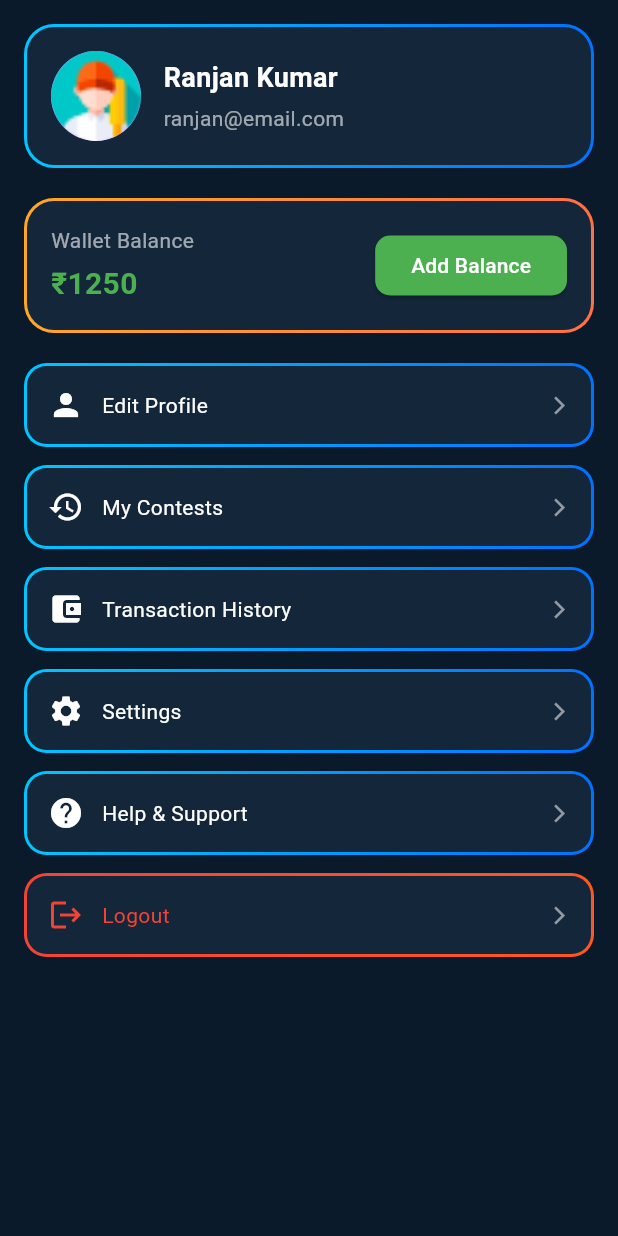
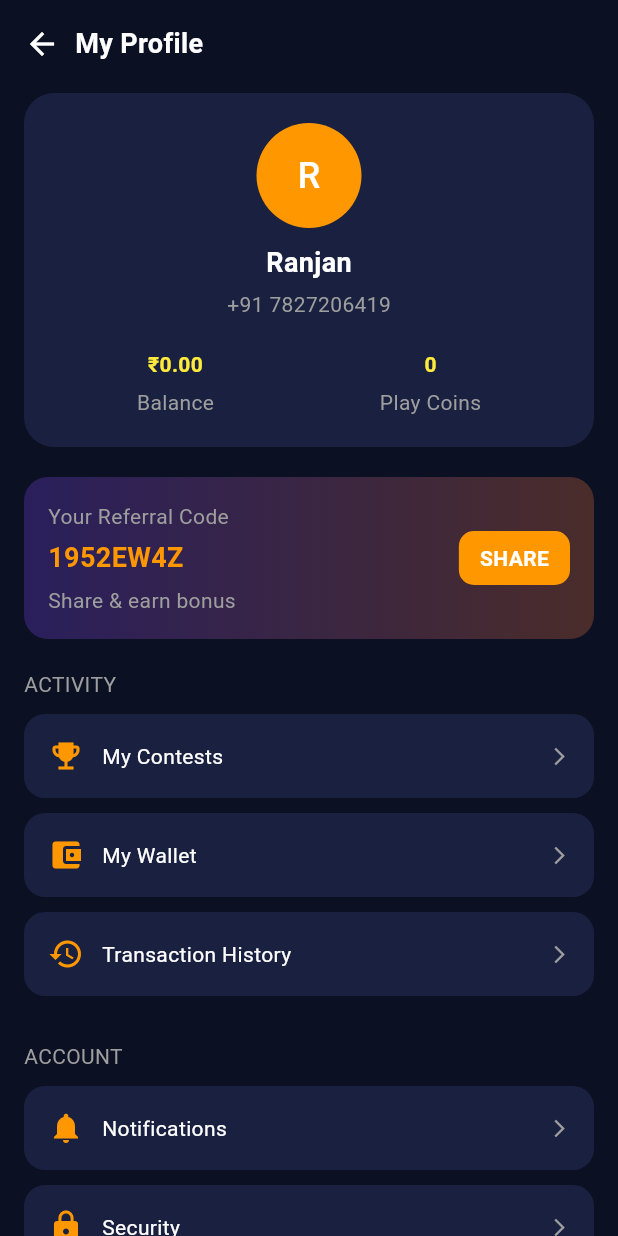
Before and after one commit to ranjan05291-app/khelo-bharat-android, a Flutter app: the ProfileScreen screen opened directly, on a phone screen of 412 x 824 dp. Run offline on Flutter 3.47's test engine with Material 3 defaults, Android fonts, the phone set to English and light mode, and no system bars; our stand-ins replace image_picker.

Commit message:
update profile screen same as prakshal edited

```diff
--- a/lib/UI/user_view/ProfileScreen.dart
+++ b/lib/UI/user_view/ProfileScreen.dart
@@ -1,134 +1,192 @@
 import 'package:flutter/material.dart';
-import 'package:ipl_app_flutter26/UI/user_view/LoginScreen.dart';
-// import 'login_page.dart'; // apna login page import karo
 
-class ProfileScreen extends StatefulWidget {
+class ProfileScreen extends StatelessWidget {
   const ProfileScreen({super.key});
-
-  @override
-  State<ProfileScreen> createState() => _ProfileScreenState();
-}
-
-class _ProfileScreenState extends State<ProfileScreen> {
-
-  String userName = "Ranjan Kumar";
-  String email = "ranjan@email.com";
-  int walletBalance = 1250;
 
   @override
   Widget build(BuildContext context) {
     return Scaffold(
-      backgroundColor: const Color(0xFF0B1A2A),
+      backgroundColor: const Color(0xFF0B1023),
       body: SafeArea(
+        child: SingleChildScrollView(
           child: Padding(
             padding: const EdgeInsets.all(16),
             child: Column(
-            children: [
-              /// PROFILE HEADER
-              Container(
-                padding: const EdgeInsets.all(2),
-                decoration: BoxDecoration(
-                  gradient: const LinearGradient(
-                    colors: [Color(0xFF00C6FF), Color(0xFF0072FF)],
-                  ),
-                  borderRadius: BorderRadius.circular(20),
-                ),
-                child: Container(
-                  padding: const EdgeInsets.all(16),
-                  decoration: BoxDecoration(
-                    color: const Color(0xFF13263A),
-                    borderRadius: BorderRadius.circular(18),
-                  ),
-                  child: Row(
-                    children: [
-                      const CircleAvatar(
-                        radius: 30,
-                        backgroundImage: AssetImage("assets/profile.png"),
-                      ),
-                      const SizedBox(width: 15),
-                      Column(
               crossAxisAlignment: CrossAxisAlignment.start,
               children: [
+
+                // 🔙 Top Bar
+                Row(
+                  children: const [
+                    Icon(Icons.arrow_back, color: Colors.white),
+                    SizedBox(width: 10),
                     Text(
-                            userName,
-                            style: const TextStyle(
+                      "My Profile",
+                      style: TextStyle(
                           color: Colors.white,
                           fontSize: 18,
                           fontWeight: FontWeight.bold),
+                    )
+                  ],
                 ),
-                          const SizedBox(height: 4),
-                          Text(
-                            email,
-                            style: const TextStyle(color: Colors.white60),
+
+                const SizedBox(height: 20),
+
+                // 👤 Profile Card
+                Container(
+                  padding: const EdgeInsets.all(20),
+                  decoration: BoxDecoration(
+                    borderRadius: BorderRadius.circular(20),
+                    color: const Color(0xFF1A2140),
+                  ),
+                  child: Column(
+                    children: [
+                      const CircleAvatar(
+                        radius: 35,
+                        backgroundColor: Colors.orange,
+                        child: Text("R",
+                            style:
+                            TextStyle(color: Colors.white, fontSize: 24)),
+                      ),
+                      const SizedBox(height: 10),
+                      const Text("Ranjan",
+                          style: TextStyle(
+                              color: Colors.white,
+                              fontSize: 18,
+                              fontWeight: FontWeight.bold)),
+                      const SizedBox(height: 5),
+                      const Text("+91 7827206419",
+                          style: TextStyle(color: Colors.grey)),
+
+                      const SizedBox(height: 20),
+
+                      Row(
+                        mainAxisAlignment: MainAxisAlignment.spaceAround,
+                        children: const [
+                          Column(
+                            children: [
+                              Text("₹0.00",
+                                  style: TextStyle(
+                                      color: Colors.yellow,
+                                      fontWeight: FontWeight.bold)),
+                              SizedBox(height: 5),
+                              Text("Balance",
+                                  style: TextStyle(color: Colors.grey))
+                            ],
+                          ),
+                          Column(
+                            children: [
+                              Text("0",
+                                  style: TextStyle(
+                                      color: Colors.yellow,
+                                      fontWeight: FontWeight.bold)),
+                              SizedBox(height: 5),
+                              Text("Play Coins",
+                                  style: TextStyle(color: Colors.grey))
+                            ],
                           ),
                         ],
                       )
                     ],
                   ),
                 ),
-              ),
 
                 const SizedBox(height: 20),
 
-              /// WALLET CARD
+                // 🎁 Referral Card
                 Container(
-                padding: const EdgeInsets.all(2),
-                decoration: BoxDecoration(
-                  gradient: const LinearGradient(
-                    colors: [Color(0xFFFFA726), Color(0xFFFF7043)],
-                  ),
-                  borderRadius: BorderRadius.circular(20),
-                ),
-                child: Container(
                   padding: const EdgeInsets.all(16),
                   decoration: BoxDecoration(
-                    color: const Color(0xFF13263A),
-                    borderRadius: BorderRadius.circular(18),
+                    borderRadius: BorderRadius.circular(16),
+                    gradient: const LinearGradient(
+                      colors: [Color(0xFF2A1F5C), Color(0xFF4A2C2A)],
+                    ),
                   ),
                   child: Row(
                     mainAxisAlignment: MainAxisAlignment.spaceBetween,
                     children: [
                       Column(
                         crossAxisAlignment: CrossAxisAlignment.start,
-                        children: [
-                          const Text("Wallet Balance",
-                              style: TextStyle(color: Colors.white60)),
-                          const SizedBox(height: 5),
-                          Text("₹$walletBalance",
-                              style: const TextStyle(
-                                  color: Colors.green,
-                                  fontSize: 20,
+                        children: const [
+                          Text("Your Referral Code",
+                              style: TextStyle(color: Colors.grey)),
+                          SizedBox(height: 5),
+                          Text("1952EW4Z",
+                              style: TextStyle(
+                                  color: Colors.orange,
+                                  fontSize: 18,
                                   fontWeight: FontWeight.bold)),
+                          SizedBox(height: 5),
+                          Text("Share & earn bonus",
+                              style: TextStyle(color: Colors.grey)),
                         ],
                       ),
-                      ElevatedButton(
-                        style: ElevatedButton.styleFrom(
-                          backgroundColor: Colors.green,
-                          shape: RoundedRectangleBorder(
-                              borderRadius: BorderRadius.circular(10)),
+                      Container(
+                        padding: const EdgeInsets.symmetric(
+                            horizontal: 14, vertical: 8),
+                        decoration: BoxDecoration(
+                          color: Colors.orange,
+                          borderRadius: BorderRadius.circular(10),
                         ),
-                        onPressed: () {
-                          _addBalance();
-                        },
-                        child: const Text("Add Balance"),
+                        child: const Text("SHARE",
+                            style: TextStyle(
+                                color: Colors.white,
+                                fontWeight: FontWeight.bold)),
                       )
                     ],
-                  ),
                   ),
                 ),
 
                 const SizedBox(height: 20),
 
-              /// SETTINGS LIST
-              Expanded(
-                child: ListView(
+                const Text("ACTIVITY",
+                    style: TextStyle(color: Colors.grey)),
+
+                const SizedBox(height: 10),
+
+                _menuTile(Icons.emoji_events, "My Contests"),
+                _menuTile(Icons.account_balance_wallet, "My Wallet"),
+                _menuTile(Icons.history, "Transaction History"),
+
+                const SizedBox(height: 20),
+
+                const Text("ACCOUNT",
+                    style: TextStyle(color: Colors.grey)),
+
+                const SizedBox(height: 10),
+
+                _menuTile(Icons.notifications, "Notifications"),
+                _menuTile(Icons.lock, "Security"),
+                _menuTile(Icons.help, "Help & Support"),
+
+                const SizedBox(height: 20),
+
+                // 🚪 Logout
+                Container(
+                  padding: const EdgeInsets.all(16),
+                  decoration: BoxDecoration(
+                    borderRadius: BorderRadius.circular(16),
+                    color: const Color(0xFF1A2140),
+                  ),
+                  child: Row(
+                    children: const [
+                      Icon(Icons.logout, color: Colors.red),
+                      SizedBox(width: 10),
+                      Text("Logout",
+                          style: TextStyle(color: Colors.red)),
+                    ],
+                  ),
+                ),
+
+                const SizedBox(height: 20),
+
+                const Center(
+                  child: Column(
                     children: [
-                    _menuItem(Icons.person, "Edit Profile"),
-                    _menuItem(Icons.history, "My Contests"),
-                    _menuItem(Icons.account_balance_wallet, "Transaction History"),
-                    _menuItem(Icons.settings, "Settings"),
-                    _menuItem(Icons.help, "Help & Support"),
-                    _menuItem(Icons.logout, "Logout", isLogout: true),
+                      Text("Khelo Bharat v1.0.0",
+                          style: TextStyle(color: Colors.grey)),
+                      Text("India's #1 IPL Contest App",
+                          style: TextStyle(color: Colors.grey)),
                     ],
                   ),
                 )
@@ -136,63 +194,29 @@ class _ProfileScreenState extends State<ProfileScreen> {
             ),
           ),
         ),
+      ),
     );
   }
 
-  /// ADD BALANCE FUNCTION (Demo)
-  void _addBalance() {
-    setState(() {
-      walletBalance += 100;
-    });
-  }
-
-  /// MENU ITEM
-  Widget _menuItem(IconData icon, String title, {bool isLogout = false}) {
+  Widget _menuTile(IconData icon, String title) {
     return Container(
-      margin: const EdgeInsets.only(bottom: 12),
-      padding: const EdgeInsets.all(2),
+      margin: const EdgeInsets.only(bottom: 10),
+      padding: const EdgeInsets.all(16),
       decoration: BoxDecoration(
-        gradient: LinearGradient(
-          colors: isLogout
-              ? [Colors.red, Colors.deepOrange]
-              : [Color(0xFF00C6FF), Color(0xFF0072FF)],
-        ),
-        borderRadius: BorderRadius.circular(15),
-      ),
-      child: InkWell(
-        onTap: () {
-          if (isLogout) {
-            Navigator.pushAndRemoveUntil(
-              context,
-              MaterialPageRoute(builder: (context) => LoginScreen()),
-                  (route) => false,
-            );
-          } else {
-            ScaffoldMessenger.of(context).showSnackBar(
-              SnackBar(content: Text("$title Clicked")),
-            );
-          }
-        },
-        child: Container(
-          padding: const EdgeInsets.symmetric(horizontal: 14, vertical: 14),
-          decoration: BoxDecoration(
-            color: const Color(0xFF13263A),
-            borderRadius: BorderRadius.circular(13),
+        borderRadius: BorderRadius.circular(14),
+        color: const Color(0xFF1A2140),
       ),
       child: Row(
         children: [
-              Icon(icon, color: isLogout ? Colors.red : Colors.white),
+          Icon(icon, color: Colors.orange),
           const SizedBox(width: 12),
           Expanded(
             child: Text(title,
-                    style: TextStyle(
-                        color: isLogout ? Colors.red : Colors.white)),
+                style: const TextStyle(color: Colors.white)),
           ),
           const Icon(Icons.arrow_forward_ios,
-                  size: 14, color: Colors.white54)
+              size: 14, color: Colors.grey)
         ],
-          ),
-        ),
       ),
     );
   }
```
Lines whose indentation alone changed are shown as unchanged.
